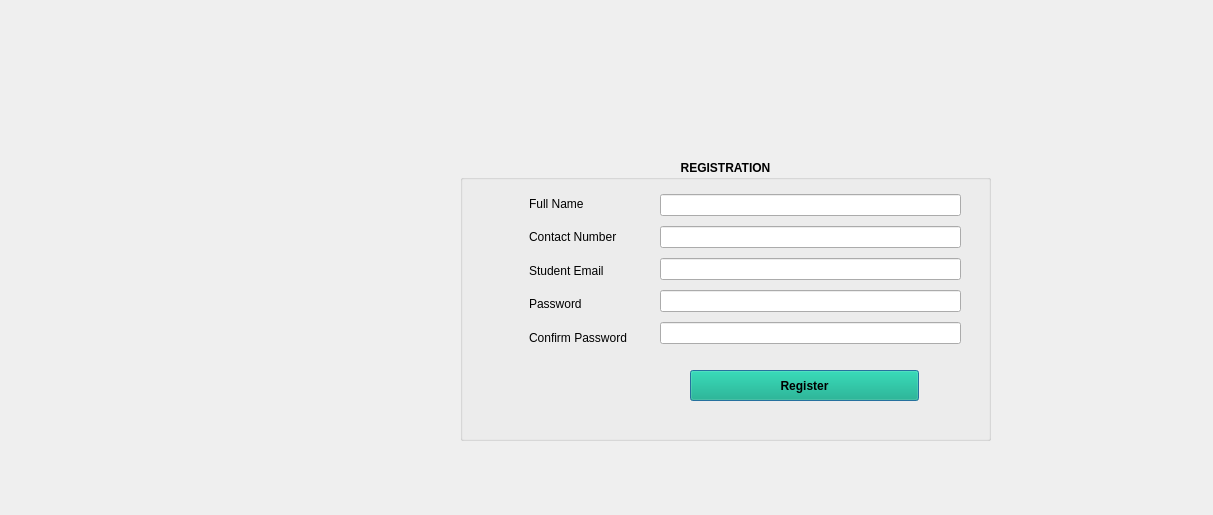
Old version of the form registration.ui in the repository b33-b3k/routine-management-system.
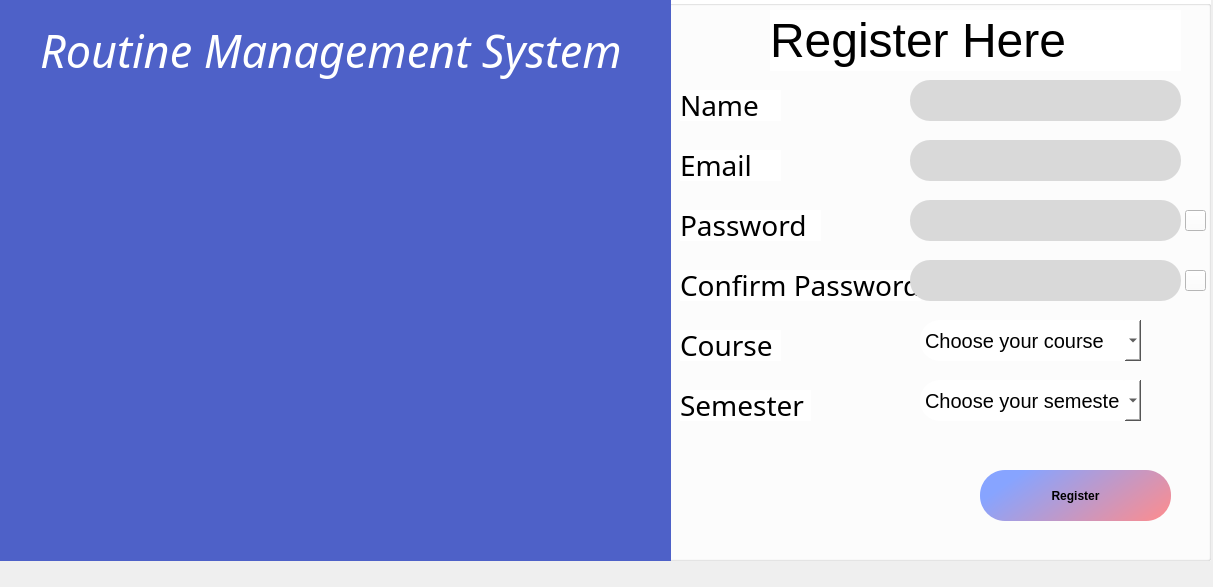
New version of the form. Icons and pictures are not drawn.

What changed in the file:
```diff
--- a/registration.ui
+++ b/registration.ui
@@ -7,11 +7,19 @@
     <x>0</x>
     <y>0</y>
     <width>1213</width>
-    <height>515</height>
+    <height>587</height>
    </rect>
   </property>
   <property name="windowTitle">
-   <string>Dialog</string>
+   <string>register</string>
+  </property>
+  <property name="styleSheet">
+   <string notr="true">.QLineEdit{
+	border-radius:6px;
+}
+*{
+	background:none;
+}</string>
   </property>
   <widget class="QLabel" name="label_3">
    <property name="geometry">
@@ -32,10 +40,10 @@
    </property>
    <property name="geometry">
     <rect>
-     <x>460</x>
-     <y>160</y>
-     <width>531</width>
-     <height>281</height>
+     <x>650</x>
+     <y>0</y>
+     <width>561</width>
+     <height>561</height>
     </rect>
    </property>
    <property name="font">
@@ -46,8 +54,17 @@
    <property name="autoFillBackground">
     <bool>false</bool>
    </property>
+   <property name="styleSheet">
+    <string notr="true">position: absolute;
+width: 845px;
+height: 1024px;
+left: 0px;
+top: 0px;
+
+background: #FFFFFF;</string>
+   </property>
    <property name="title">
-    <string>REGISTRATION</string>
+    <string/>
    </property>
    <property name="alignment">
     <set>Qt::AlignHCenter|Qt::AlignTop</set>
@@ -58,10 +75,10 @@
    <widget class="QPushButton" name="pushButton_3">
     <property name="geometry">
      <rect>
-      <x>230</x>
-      <y>210</y>
-      <width>229</width>
-      <height>31</height>
+      <x>330</x>
+      <y>470</y>
+      <width>191</width>
+      <height>51</height>
      </rect>
     </property>
     <property name="font">
@@ -71,184 +88,646 @@
     </property>
     <property name="styleSheet">
      <string notr="true">QPushButton{
-background: rgb(0, 170, 127)
+	position: absolute;
+width: 195px;
+height: 66px;
+left: 368px;
+top: 716px;
+
+	background-color: qlineargradient(spread:pad, x1:0, y1:0.625, x2:1, y2:1, stop:0 rgba(135, 164, 255, 255), stop:1 rgba(255, 140, 140, 255));
+border-radius: 25px;
+
+}
+*:hover{
+color: #f5E0E0;
 }</string>
     </property>
     <property name="text">
      <string>Register</string>
     </property>
    </widget>
-   <widget class="QWidget" name="layoutWidget">
+   <widget class="QLabel" name="label_9">
     <property name="geometry">
      <rect>
-      <x>69</x>
-      <y>30</y>
+      <x>30</x>
+      <y>150</y>
+      <width>101</width>
+      <height>31</height>
+     </rect>
+    </property>
+    <property name="font">
+     <font>
+      <family>Coda</family>
+      <pointsize>-1</pointsize>
+      <italic>false</italic>
+      <bold>false</bold>
+     </font>
+    </property>
+    <property name="styleSheet">
+     <string notr="true">position: absolute;
+width: 250px;
+height: 63px;
+left: 493px;
+top: 254px;
+
+font-family: 'Coda';
+font-style: normal;
+font-weight: 400;
+font-size: 28px;
+line-height: 51px;
+text-align: center;
+
+color: #000000;</string>
+    </property>
+    <property name="text">
+     <string>Email</string>
+    </property>
+   </widget>
+   <widget class="QLabel" name="label_12">
+    <property name="geometry">
+     <rect>
+      <x>30</x>
+      <y>210</y>
+      <width>141</width>
+      <height>31</height>
+     </rect>
+    </property>
+    <property name="font">
+     <font>
+      <family>Coda</family>
+      <pointsize>-1</pointsize>
+      <italic>false</italic>
+      <bold>false</bold>
+     </font>
+    </property>
+    <property name="styleSheet">
+     <string notr="true">position: absolute;
+width: 250px;
+height: 63px;
+left: 493px;
+top: 254px;
+
+font-family: 'Coda';
+font-style: normal;
+font-weight: 400;
+font-size: 28px;
+line-height: 51px;
+text-align: center;
+
+color: #000000;</string>
+    </property>
+    <property name="text">
+     <string>Password</string>
+    </property>
+   </widget>
+   <widget class="QLabel" name="label_13">
+    <property name="geometry">
+     <rect>
+      <x>30</x>
+      <y>270</y>
+      <width>241</width>
+      <height>31</height>
+     </rect>
+    </property>
+    <property name="font">
+     <font>
+      <family>Coda</family>
+      <pointsize>-1</pointsize>
+      <italic>false</italic>
+      <bold>false</bold>
+     </font>
+    </property>
+    <property name="styleSheet">
+     <string notr="true">position: absolute;
+width: 250px;
+height: 63px;
+left: 493px;
+top: 254px;
+
+font-family: 'Coda';
+font-style: normal;
+font-weight: 400;
+font-size: 28px;
+line-height: 51px;
+text-align: center;
+
+color: #000000;</string>
+    </property>
+    <property name="text">
+     <string>Confirm Password</string>
+    </property>
+   </widget>
+   <widget class="QLabel" name="label_14">
+    <property name="geometry">
+     <rect>
+      <x>30</x>
+      <y>330</y>
+      <width>101</width>
+      <height>31</height>
+     </rect>
+    </property>
+    <property name="font">
+     <font>
+      <family>Coda</family>
+      <pointsize>-1</pointsize>
+      <italic>false</italic>
+      <bold>false</bold>
+     </font>
+    </property>
+    <property name="styleSheet">
+     <string notr="true">position: absolute;
+width: 250px;
+height: 63px;
+left: 493px;
+top: 254px;
+
+font-family: 'Coda';
+font-style: normal;
+font-weight: 400;
+font-size: 28px;
+line-height: 51px;
+text-align: center;
+
+color: #000000;</string>
+    </property>
+    <property name="text">
+     <string>Course</string>
+    </property>
+   </widget>
+   <widget class="QLabel" name="label_15">
+    <property name="geometry">
+     <rect>
+      <x>30</x>
+      <y>390</y>
       <width>131</width>
-      <height>161</height>
+      <height>31</height>
      </rect>
     </property>
-    <layout class="QVBoxLayout" name="verticalLayout_5">
-     <item>
-      <widget class="QLabel" name="label_8">
-       <property name="font">
-        <font>
-         <bold>false</bold>
-        </font>
-       </property>
-       <property name="text">
-        <string>Full Name</string>
-       </property>
-      </widget>
-     </item>
-     <item>
-      <widget class="QLabel" name="label_9">
-       <property name="font">
-        <font>
-         <bold>false</bold>
-        </font>
-       </property>
-       <property name="text">
-        <string>Contact Number</string>
-       </property>
-      </widget>
-     </item>
-     <item>
-      <widget class="QLabel" name="label_10">
-       <property name="font">
-        <font>
-         <bold>false</bold>
-        </font>
-       </property>
-       <property name="text">
-        <string>Student Email</string>
-       </property>
-      </widget>
-     </item>
-     <item>
-      <widget class="QLabel" name="label_11">
-       <property name="font">
-        <font>
-         <bold>false</bold>
-        </font>
-       </property>
-       <property name="text">
-        <string>Password</string>
-       </property>
-      </widget>
-     </item>
-     <item>
-      <widget class="QLabel" name="label_12">
-       <property name="font">
-        <font>
-         <bold>false</bold>
-        </font>
-       </property>
-       <property name="text">
-        <string>Confirm Password</string>
-       </property>
-      </widget>
-     </item>
-    </layout>
+    <property name="font">
+     <font>
+      <family>Coda</family>
+      <pointsize>-1</pointsize>
+      <italic>false</italic>
+      <bold>false</bold>
+     </font>
+    </property>
+    <property name="styleSheet">
+     <string notr="true">position: absolute;
+width: 250px;
+height: 63px;
+left: 493px;
+top: 254px;
+
+font-family: 'Coda';
+font-style: normal;
+font-weight: 400;
+font-size: 28px;
+line-height: 51px;
+text-align: center;
+
+color: #000000;</string>
+    </property>
+    <property name="text">
+     <string>Semester</string>
+    </property>
    </widget>
-   <widget class="QWidget" name="layoutWidget_2">
+   <widget class="QLineEdit" name="lineEdit_email">
+    <property name="enabled">
+     <bool>true</bool>
+    </property>
     <property name="geometry">
      <rect>
-      <x>200</x>
-      <y>30</y>
-      <width>301</width>
-      <height>160</height>
+      <x>260</x>
+      <y>140</y>
+      <width>271</width>
+      <height>41</height>
      </rect>
     </property>
-    <layout class="QVBoxLayout" name="verticalLayout_6">
-     <item>
-      <widget class="QLineEdit" name="lineEdit">
-       <property name="font">
-        <font>
-         <bold>false</bold>
-        </font>
-       </property>
-      </widget>
-     </item>
-     <item>
-      <widget class="QLineEdit" name="lineEdit_2">
-       <property name="font">
-        <font>
-         <bold>false</bold>
-        </font>
-       </property>
-      </widget>
-     </item>
-     <item>
-      <widget class="QLineEdit" name="lineEdit_3">
-       <property name="font">
-        <font>
-         <bold>false</bold>
-        </font>
-       </property>
-      </widget>
-     </item>
-     <item>
-      <widget class="QLineEdit" name="lineEdit_4">
-       <property name="font">
-        <font>
-         <bold>false</bold>
-        </font>
-       </property>
-      </widget>
-     </item>
-     <item>
-      <widget class="QLineEdit" name="lineEdit_5">
-       <property name="font">
-        <font>
-         <bold>false</bold>
-        </font>
-       </property>
-      </widget>
-     </item>
-    </layout>
+    <property name="font">
+     <font>
+      <bold>false</bold>
+     </font>
+    </property>
+    <property name="styleSheet">
+     <string notr="true">position: absolute;
+width: 675px;
+height: 57px;
+left: 785px;
+top: 252px;
+
+background: #D9D9D9;
+border-radius: 20px;
+padding-left:15px;</string>
+    </property>
    </widget>
+   <widget class="QLineEdit" name="lineEdit_pass">
+    <property name="enabled">
+     <bool>true</bool>
+    </property>
+    <property name="geometry">
+     <rect>
+      <x>260</x>
+      <y>200</y>
+      <width>271</width>
+      <height>41</height>
+     </rect>
+    </property>
+    <property name="font">
+     <font>
+      <bold>false</bold>
+     </font>
+    </property>
+    <property name="styleSheet">
+     <string notr="true">position: absolute;
+width: 675px;
+height: 57px;
+left: 785px;
+top: 252px;
+
+background: #D9D9D9;
+border-radius: 20px;
+padding-left:15px;</string>
+    </property>
+    <property name="inputMethodHints">
+     <set>Qt::ImhHiddenText|Qt::ImhNoAutoUppercase|Qt::ImhNoPredictiveText|Qt::ImhSensitiveData</set>
+    </property>
+    <property name="echoMode">
+     <enum>QLineEdit::Password</enum>
+    </property>
+   </widget>
+   <widget class="QLineEdit" name="lineEdit_cpass">
+    <property name="enabled">
+     <bool>true</bool>
+    </property>
+    <property name="geometry">
+     <rect>
+      <x>260</x>
+      <y>260</y>
+      <width>271</width>
+      <height>41</height>
+     </rect>
+    </property>
+    <property name="font">
+     <font>
+      <bold>false</bold>
+     </font>
+    </property>
+    <property name="styleSheet">
+     <string notr="true">position: absolute;
+width: 675px;
+height: 57px;
+left: 785px;
+top: 252px;
+
+background: #D9D9D9;
+border-radius: 20px;
+padding-left:15px;</string>
+    </property>
+    <property name="inputMethodHints">
+     <set>Qt::ImhHiddenText|Qt::ImhNoAutoUppercase|Qt::ImhNoPredictiveText|Qt::ImhSensitiveData</set>
+    </property>
+    <property name="echoMode">
+     <enum>QLineEdit::Password</enum>
+    </property>
+   </widget>
+   <widget class="QComboBox" name="comboBox_course">
+    <property name="geometry">
+     <rect>
+      <x>270</x>
+      <y>320</y>
+      <width>221</width>
+      <height>41</height>
+     </rect>
+    </property>
+    <property name="styleSheet">
+     <string notr="true">position: absolute;
+width: 675px;
+height: 57px;
+left: 785px;
+top: 252px;
+
+
+border-radius: 20px;
+font-size:20px;
+</string>
+    </property>
+    <item>
+     <property name="text">
+      <string>Choose your course</string>
+     </property>
+    </item>
+    <item>
+     <property name="text">
+      <string>Computer Engineering</string>
+     </property>
+    </item>
+    <item>
+     <property name="text">
+      <string>Civil Engineering</string>
+     </property>
+    </item>
+    <item>
+     <property name="text">
+      <string>Mechanical Engineering</string>
+     </property>
+    </item>
+    <item>
+     <property name="text">
+      <string>Geomatics Engineering</string>
+     </property>
+    </item>
+    <item>
+     <property name="text">
+      <string>Environmental Engineering</string>
+     </property>
+    </item>
+    <item>
+     <property name="text">
+      <string>Electrical Engineering</string>
+     </property>
+    </item>
+   </widget>
+   <widget class="QComboBox" name="comboBox_sem">
+    <property name="geometry">
+     <rect>
+      <x>270</x>
+      <y>380</y>
+      <width>221</width>
+      <height>41</height>
+     </rect>
+    </property>
+    <property name="styleSheet">
+     <string notr="true">position: absolute;
+width: 675px;
+height: 57px;
+left: 785px;
+top: 252px;
+
+
+border-radius: 20px;
+font-size:20px;
+</string>
+    </property>
+    <item>
+     <property name="text">
+      <string>Choose your semester</string>
+     </property>
+    </item>
+    <item>
+     <property name="text">
+      <string>I</string>
+     </property>
+    </item>
+    <item>
+     <property name="text">
+      <string>II</string>
+     </property>
+    </item>
+    <item>
+     <property name="text">
+      <string>III</string>
+     </property>
+    </item>
+    <item>
+     <property name="text">
+      <string>IV</string>
+     </property>
+    </item>
+    <item>
+     <property name="text">
+      <string>V</string>
+     </property>
+    </item>
+    <item>
+     <property name="text">
+      <string>VI</string>
+     </property>
+    </item>
+    <item>
+     <property name="text">
+      <string>VII</string>
+     </property>
+    </item>
+    <item>
+     <property name="text">
+      <string>VIII</string>
+     </property>
+    </item>
+   </widget>
+   <widget class="QLabel" name="label_2">
+    <property name="geometry">
+     <rect>
+      <x>120</x>
+      <y>10</y>
+      <width>411</width>
+      <height>61</height>
+     </rect>
+    </property>
+    <property name="styleSheet">
+     <string notr="true">position: absolute;
+width: 551px;
+height: 69px;
+left: 198px;
+top: 239px;
+
+font-family: 'Jua';
+font-style: normal;
+font-weight: 400;
+font-size: 48px;
+line-height: 60px;
+text-align: center;
+
+color: #000000;
+</string>
+    </property>
+    <property name="text">
+     <string>Register Here</string>
+    </property>
+   </widget>
+   <widget class="QLineEdit" name="lineEdit_name">
+    <property name="enabled">
+     <bool>true</bool>
+    </property>
+    <property name="geometry">
+     <rect>
+      <x>260</x>
+      <y>80</y>
+      <width>271</width>
+      <height>41</height>
+     </rect>
+    </property>
+    <property name="font">
+     <font>
+      <bold>false</bold>
+     </font>
+    </property>
+    <property name="styleSheet">
+     <string notr="true">position: absolute;
+width: 675px;
+height: 57px;
+left: 785px;
+top: 252px;
+
+background: #D9D9D9;
+border-radius: 20px;
+padding-left:15px;</string>
+    </property>
+    <property name="text">
+     <string/>
+    </property>
+   </widget>
+   <widget class="QLabel" name="label_8">
+    <property name="geometry">
+     <rect>
+      <x>30</x>
+      <y>90</y>
+      <width>101</width>
+      <height>31</height>
+     </rect>
+    </property>
+    <property name="font">
+     <font>
+      <family>Coda</family>
+      <pointsize>-1</pointsize>
+      <italic>false</italic>
+      <bold>false</bold>
+     </font>
+    </property>
+    <property name="styleSheet">
+     <string notr="true">position: absolute;
+width: 250px;
+height: 63px;
+left: 493px;
+top: 254px;
+
+font-family: 'Coda';
+font-style: normal;
+font-weight: 400;
+font-size: 28px;
+line-height: 51px;
+text-align: center;
+
+color: #000000;</string>
+    </property>
+    <property name="text">
+     <string>Name</string>
+    </property>
+   </widget>
+   <widget class="QPushButton" name="pushButton_eye">
+    <property name="geometry">
+     <rect>
+      <x>535</x>
+      <y>210</y>
+      <width>21</width>
+      <height>21</height>
+     </rect>
+    </property>
+    <property name="styleSheet">
+     <string notr="true">border-image: url(:/img/IMG resources/hide.png);</string>
+    </property>
+    <property name="text">
+     <string/>
+    </property>
+   </widget>
+   <widget class="QPushButton" name="pushButton_eye_2">
+    <property name="geometry">
+     <rect>
+      <x>535</x>
+      <y>270</y>
+      <width>21</width>
+      <height>21</height>
+     </rect>
+    </property>
+    <property name="styleSheet">
+     <string notr="true">border-image: url(:/img/IMG resources/hide.png);</string>
+    </property>
+    <property name="text">
+     <string/>
+    </property>
+   </widget>
   </widget>
-  <widget class="QLabel" name="label_4">
+  <widget class="QLabel" name="label_10">
    <property name="geometry">
     <rect>
-     <x>10</x>
-     <y>100</y>
-     <width>421</width>
-     <height>401</height>
-    </rect>
-   </property>
-   <property name="styleSheet">
-    <string notr="true"/>
-   </property>
-   <property name="text">
-    <string/>
-   </property>
-   <property name="pixmap">
-    <pixmap>../../../../../Qt/Desktop/rms.jpg</pixmap>
-   </property>
-   <property name="scaledContents">
-    <bool>true</bool>
-   </property>
-  </widget>
-  <widget class="QLabel" name="label_6">
-   <property name="geometry">
-    <rect>
-     <x>0</x>
+     <x>40</x>
      <y>20</y>
-     <width>1171</width>
-     <height>81</height>
+     <width>611</width>
+     <height>61</height>
     </rect>
    </property>
+   <property name="styleSheet">
+    <string notr="true">position: absolute;
+left: 1.97%;
+right: -24.05%;
+top: 12.78%;
+bottom: 77.5%;
+
+font-family: Jua;
+font-style: italic;
+font-weight: 400;
+font-size: 45px;
+line-height: 76px;
+text-align: center;
+
+color: #FFFFFF;
+</string>
+   </property>
    <property name="text">
+    <string>Routine Management System</string>
+   </property>
+  </widget>
+  <widget class="QLabel" name="label_11">
+   <property name="geometry">
+    <rect>
+     <x>10</x>
+     <y>90</y>
+     <width>651</width>
+     <height>561</height>
+    </rect>
+   </property>
+   <property name="styleSheet">
+    <string notr="true">
+background-image: url(:/img/IMG resources/Rectangle 10.png);
+position: absolute;
+width: 660px;
+height: 70px;
+left: 144px;
+top: 559px;
+background-repeat:no-repeat;
+
+border-radius: 50px;</string>
+   </property>
+   <property name="text">
     <string/>
    </property>
-   <property name="pixmap">
-    <pixmap>../../../../../Qt/Desktop/user(5).png</pixmap>
+  </widget>
+  <widget class="QLabel" name="label">
+   <property name="geometry">
+    <rect>
+     <x>-10</x>
+     <y>0</y>
+     <width>681</width>
+     <height>561</height>
+    </rect>
    </property>
-   <property name="scaledContents">
-    <bool>true</bool>
+   <property name="styleSheet">
+    <string notr="true">position: absolute;
+left: 0%;
+right: -37.9%;
+top: 0%;
+bottom: 9.62%;
+
+background: #4E61C8;</string>
    </property>
+   <property name="text">
+    <string/>
+   </property>
   </widget>
+  <zorder>groupBox</zorder>
+  <zorder>label</zorder>
+  <zorder>label_3</zorder>
+  <zorder>label_10</zorder>
+  <zorder>label_11</zorder>
  </widget>
  <resources/>
  <connections/>
```
Left out of the diff: 9 changed lines with no effect on the pictures.
